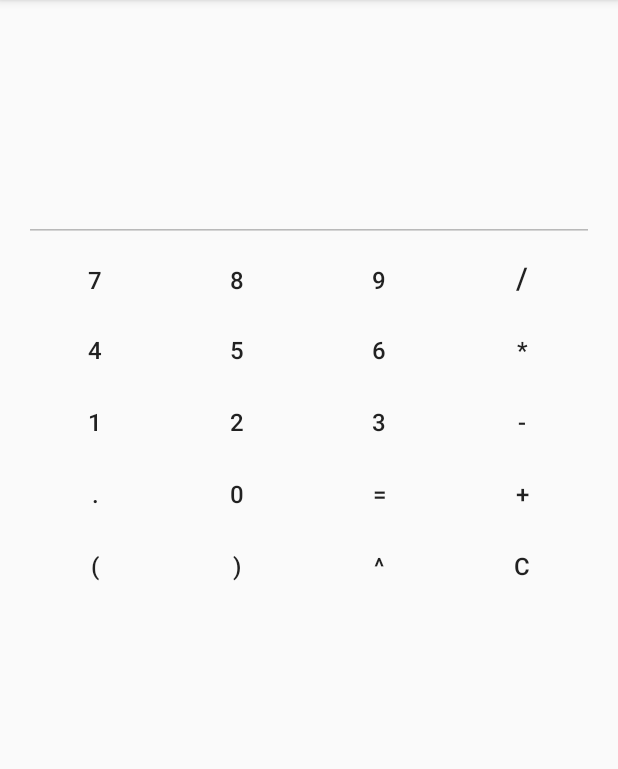
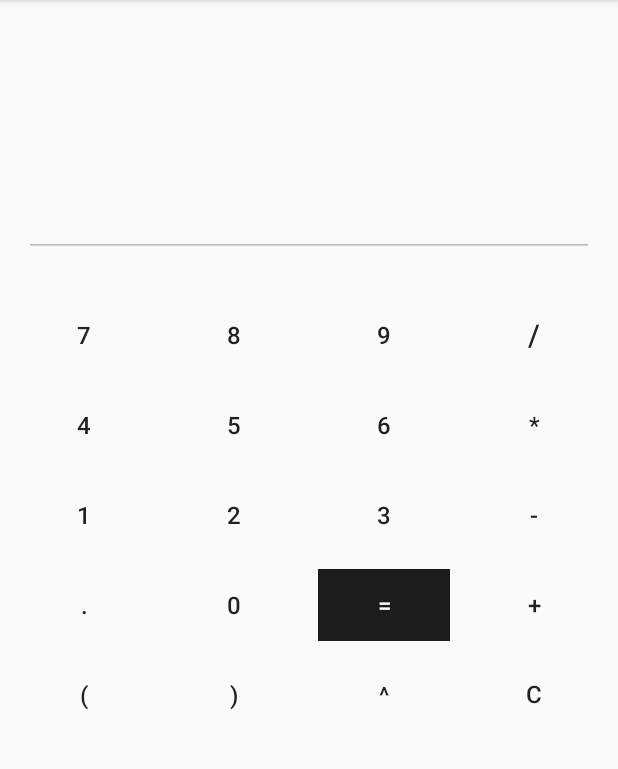
Before and after one commit to if710/2019-2-exercicio-1-calculadora-pamella, an Android app: the screen it shows after launch (MainActivity), on a phone screen of 412 x 824 dp, the part 84-853 px from its top. Run offline under Robolectric (Android 15) with nearby library versions, the phone set to English and light mode, and no system bars; libraries missing offline, so code that uses them is left out: br.ufpe.cin.

Commit message:
Add implementation of topic 1

```diff
--- a/calculadora/app/src/main/res/layout/activity_main.xml
+++ b/calculadora/app/src/main/res/layout/activity_main.xml
@@ -1,22 +1,24 @@
 <?xml version="1.0" encoding="utf-8"?>
-<LinearLayout xmlns:android="http://schemas.android.com/apk/res/android"
+<androidx.constraintlayout.widget.ConstraintLayout xmlns:android="http://schemas.android.com/apk/res/android"
+                                                   xmlns:app="http://schemas.android.com/apk/res-auto"
                                                    xmlns:tools="http://schemas.android.com/tools"
                                                    android:id="@+id/main_container"
                                                    android:layout_width="match_parent"
                                                    android:layout_height="match_parent"
-              android:orientation="vertical"
-              android:paddingBottom="@dimen/activity_vertical_margin"
-              android:paddingLeft="@dimen/activity_horizontal_margin"
-              android:paddingRight="@dimen/activity_horizontal_margin"
-              android:paddingTop="@dimen/activity_vertical_margin"
                                                    tools:context="br.ufpe.cin.android.calculadora.MainActivity">
 
     <TextView
             android:id="@+id/text_info"
             android:layout_width="match_parent"
             android:layout_height="wrap_content"
-            android:layout_marginBottom="30dp"
-            android:textSize="30sp" />
+            android:textSize="30sp"
+            app:layout_constraintTop_toTopOf="parent"
+            app:layout_constraintStart_toStartOf="parent"
+            app:layout_constraintEnd_toEndOf="parent"
+            android:layout_marginTop="32dp"
+            android:layout_marginStart="16dp"
+            android:layout_marginEnd="16dp"
+            app:layout_constraintHorizontal_bias="1.0"/>
 
     <EditText
             android:id="@+id/text_calc"
@@ -28,12 +30,11 @@
             android:inputType="text"
             android:lines="2"
             android:maxLines="2"
-            android:textSize="40sp" />
-
-    <LinearLayout
-            android:layout_width="match_parent"
-            android:layout_height="wrap_content"
-            android:orientation="horizontal">
+            android:textSize="40sp"
+            app:layout_constraintTop_toBottomOf="@+id/text_info"
+            android:layout_marginTop="24dp" android:layout_marginStart="16dp"
+            app:layout_constraintStart_toStartOf="parent" app:layout_constraintHorizontal_bias="0.5"
+            android:layout_marginEnd="16dp" app:layout_constraintEnd_toEndOf="parent"/>
 
     <Button
             android:id="@+id/btn_7"
@@ -42,7 +43,10 @@
             android:layout_height="wrap_content"
             android:layout_weight="1"
             android:text="7"
-                android:textSize="16sp" />
+            android:textSize="16sp" android:layout_marginTop="28dp"
+            app:layout_constraintTop_toBottomOf="@+id/text_calc" android:layout_marginStart="8dp"
+            app:layout_constraintStart_toStartOf="parent" app:layout_constraintHorizontal_bias="0.5"
+            app:layout_constraintEnd_toStartOf="@+id/btn_8"/>
 
     <Button
             android:id="@+id/btn_8"
@@ -51,7 +55,10 @@
             android:layout_height="wrap_content"
             android:layout_weight="1"
             android:text="8"
-                android:textSize="16sp" />
+            android:textSize="16sp"
+            app:layout_constraintStart_toEndOf="@+id/btn_7" android:layout_marginStart="8dp"
+            android:layout_marginTop="28dp" app:layout_constraintTop_toBottomOf="@+id/text_calc"
+            app:layout_constraintHorizontal_bias="0.5" app:layout_constraintEnd_toStartOf="@+id/btn_9"/>
 
     <Button
             android:id="@+id/btn_9"
@@ -60,7 +67,10 @@
             android:layout_height="wrap_content"
             android:layout_weight="1"
             android:text="9"
-                android:textSize="16sp" />
+            android:textSize="16sp"
+            app:layout_constraintStart_toEndOf="@+id/btn_8" android:layout_marginStart="8dp"
+            android:layout_marginTop="28dp" app:layout_constraintTop_toBottomOf="@+id/text_calc"
+            app:layout_constraintHorizontal_bias="0.5" app:layout_constraintEnd_toStartOf="@+id/btn_Divide"/>
 
     <Button
             android:id="@+id/btn_Divide"
@@ -69,13 +79,11 @@
             android:layout_height="wrap_content"
             android:layout_weight="1"
             android:text="/"
-                android:textSize="20sp" />
-    </LinearLayout>
-
-    <LinearLayout
-            android:layout_width="match_parent"
-            android:layout_height="wrap_content"
-            android:orientation="horizontal">
+            android:textSize="20sp"
+            app:layout_constraintStart_toEndOf="@+id/btn_9" android:layout_marginStart="8dp"
+            android:layout_marginTop="28dp" app:layout_constraintTop_toBottomOf="@+id/text_calc"
+            android:layout_marginEnd="8dp" app:layout_constraintEnd_toEndOf="parent"
+            app:layout_constraintHorizontal_bias="0.5"/>
 
     <Button
             android:id="@+id/btn_4"
@@ -84,7 +92,10 @@
             android:layout_height="wrap_content"
             android:layout_weight="1"
             android:text="4"
-                android:textSize="16sp" />
+            android:textSize="16sp" android:layout_marginTop="12dp"
+            app:layout_constraintTop_toBottomOf="@+id/btn_7" android:layout_marginStart="8dp"
+            app:layout_constraintStart_toStartOf="parent" app:layout_constraintHorizontal_bias="0.5"
+            app:layout_constraintEnd_toStartOf="@+id/btn_5"/>
 
     <Button
             android:id="@+id/btn_5"
@@ -93,7 +104,10 @@
             android:layout_height="wrap_content"
             android:layout_weight="1"
             android:text="5"
-                android:textSize="16sp" />
+            android:textSize="16sp"
+            app:layout_constraintStart_toEndOf="@+id/btn_4" android:layout_marginStart="8dp"
+            android:layout_marginTop="12dp" app:layout_constraintTop_toBottomOf="@+id/btn_8"
+            app:layout_constraintHorizontal_bias="0.5" app:layout_constraintEnd_toStartOf="@+id/btn_6"/>
 
     <Button
             android:id="@+id/btn_6"
@@ -102,7 +116,10 @@
             android:layout_height="wrap_content"
             android:layout_weight="1"
             android:text="6"
-                android:textSize="16sp" />
+            android:textSize="16sp" android:layout_marginTop="12dp"
+            app:layout_constraintTop_toBottomOf="@+id/btn_9" app:layout_constraintStart_toEndOf="@+id/btn_5"
+            android:layout_marginStart="8dp" app:layout_constraintHorizontal_bias="0.5"
+            app:layout_constraintEnd_toStartOf="@+id/btn_Multiply"/>
 
     <Button
             android:id="@+id/btn_Multiply"
@@ -111,13 +128,11 @@
             android:layout_height="wrap_content"
             android:layout_weight="1"
             android:text="*"
-                android:textSize="16sp" />
-    </LinearLayout>
-
-    <LinearLayout
-            android:layout_width="match_parent"
-            android:layout_height="wrap_content"
-            android:orientation="horizontal">
+            android:textSize="16sp" android:layout_marginTop="12dp"
+            app:layout_constraintTop_toBottomOf="@+id/btn_Divide" app:layout_constraintStart_toEndOf="@+id/btn_6"
+            android:layout_marginStart="8dp"
+            android:layout_marginEnd="8dp" app:layout_constraintEnd_toEndOf="parent"
+            app:layout_constraintHorizontal_bias="0.5"/>
 
     <Button
             android:id="@+id/btn_1"
@@ -126,7 +141,10 @@
             android:layout_height="wrap_content"
             android:layout_weight="1"
             android:text="1"
-                android:textSize="16sp" />
+            android:textSize="16sp" android:layout_marginStart="8dp"
+            app:layout_constraintStart_toStartOf="parent" android:layout_marginTop="12dp"
+            app:layout_constraintTop_toBottomOf="@+id/btn_4" app:layout_constraintHorizontal_bias="0.5"
+            app:layout_constraintEnd_toStartOf="@+id/btn_2"/>
 
     <Button
             android:id="@+id/btn_2"
@@ -135,7 +153,10 @@
             android:layout_height="wrap_content"
             android:layout_weight="1"
             android:text="2"
-                android:textSize="16sp" />
+            android:textSize="16sp"
+            app:layout_constraintStart_toEndOf="@+id/btn_1" android:layout_marginStart="8dp"
+            android:layout_marginTop="12dp" app:layout_constraintTop_toBottomOf="@+id/btn_5"
+            app:layout_constraintHorizontal_bias="0.5" app:layout_constraintEnd_toStartOf="@+id/btn_3"/>
 
     <Button
             android:id="@+id/btn_3"
@@ -144,7 +165,10 @@
             android:layout_height="wrap_content"
             android:layout_weight="1"
             android:text="3"
-                android:textSize="16sp" />
+            android:textSize="16sp" android:layout_marginTop="12dp"
+            app:layout_constraintTop_toBottomOf="@+id/btn_6" app:layout_constraintStart_toEndOf="@+id/btn_2"
+            android:layout_marginStart="8dp" app:layout_constraintHorizontal_bias="0.5"
+            app:layout_constraintEnd_toStartOf="@+id/btn_Subtract"/>
 
     <Button
             android:id="@+id/btn_Subtract"
@@ -153,14 +177,11 @@
             android:layout_height="wrap_content"
             android:layout_weight="1"
             android:text="-"
-                android:textSize="16sp" />
-
-    </LinearLayout>
-
-    <LinearLayout
-            android:layout_width="match_parent"
-            android:layout_height="wrap_content"
-            android:orientation="horizontal">
+            android:textSize="16sp"
+            app:layout_constraintStart_toEndOf="@+id/btn_3" android:layout_marginStart="8dp"
+            android:layout_marginTop="12dp" app:layout_constraintTop_toBottomOf="@+id/btn_Multiply"
+            android:layout_marginEnd="8dp" app:layout_constraintEnd_toEndOf="parent"
+            app:layout_constraintHorizontal_bias="0.5"/>
 
     <Button
             android:id="@+id/btn_Dot"
@@ -169,7 +190,10 @@
             android:layout_height="wrap_content"
             android:layout_weight="1"
             android:text="."
-                android:textSize="16sp" />
+            android:textSize="16sp" android:layout_marginTop="12dp"
+            app:layout_constraintTop_toBottomOf="@+id/btn_1" app:layout_constraintStart_toStartOf="parent"
+            android:layout_marginStart="8dp" app:layout_constraintHorizontal_bias="0.5"
+            app:layout_constraintEnd_toStartOf="@+id/btn_0"/>
 
     <Button
             android:id="@+id/btn_0"
@@ -178,7 +202,10 @@
             android:layout_height="wrap_content"
             android:layout_weight="1"
             android:text="0"
-                android:textSize="16sp" />
+            android:textSize="16sp"
+            app:layout_constraintStart_toEndOf="@+id/btn_Dot" android:layout_marginStart="8dp"
+            android:layout_marginTop="12dp" app:layout_constraintTop_toBottomOf="@+id/btn_2"
+            app:layout_constraintHorizontal_bias="0.5" app:layout_constraintEnd_toStartOf="@+id/btn_Equal"/>
 
     <Button
             android:id="@+id/btn_Equal"
@@ -187,7 +214,12 @@
             android:layout_height="wrap_content"
             android:layout_weight="1"
             android:text="="
-                android:textSize="16sp" />
+            android:textSize="16sp"
+            android:background="#1c1c1c"
+            android:textColor="#ffffff"
+            app:layout_constraintStart_toEndOf="@+id/btn_0" android:layout_marginStart="8dp"
+            android:layout_marginTop="12dp" app:layout_constraintTop_toBottomOf="@+id/btn_3"
+            app:layout_constraintHorizontal_bias="0.5" app:layout_constraintEnd_toStartOf="@+id/btn_Add"/>
 
     <Button
             android:id="@+id/btn_Add"
@@ -196,13 +228,11 @@
             android:layout_height="wrap_content"
             android:layout_weight="1"
             android:text="+"
-                android:textSize="16sp" />
-    </LinearLayout>
-
-    <LinearLayout
-            android:layout_width="match_parent"
-            android:layout_height="wrap_content"
-            android:orientation="horizontal">
+            android:textSize="16sp"
+            app:layout_constraintStart_toEndOf="@+id/btn_Equal" android:layout_marginStart="8dp"
+            android:layout_marginTop="12dp" app:layout_constraintTop_toBottomOf="@+id/btn_Subtract"
+            android:layout_marginEnd="8dp" app:layout_constraintEnd_toEndOf="parent"
+            app:layout_constraintHorizontal_bias="0.5"/>
 
     <Button
             android:id="@+id/btn_LParen"
@@ -211,7 +241,10 @@
             android:layout_height="wrap_content"
             android:layout_weight="1"
             android:text="("
-                android:textSize="16sp" />
+            android:textSize="16sp" android:layout_marginTop="12dp"
+            app:layout_constraintTop_toBottomOf="@+id/btn_Dot"
+            android:layout_marginStart="8dp" app:layout_constraintStart_toStartOf="parent"
+            app:layout_constraintHorizontal_bias="0.5" app:layout_constraintEnd_toStartOf="@+id/btn_RParen"/>
 
     <Button
             android:id="@+id/btn_RParen"
@@ -220,7 +253,10 @@
             android:layout_height="wrap_content"
             android:layout_weight="1"
             android:text=")"
-                android:textSize="16sp" />
+            android:textSize="16sp"
+            app:layout_constraintStart_toEndOf="@+id/btn_LParen" android:layout_marginStart="8dp"
+            android:layout_marginTop="12dp" app:layout_constraintTop_toBottomOf="@+id/btn_0"
+            app:layout_constraintHorizontal_bias="0.5" app:layout_constraintEnd_toStartOf="@+id/btn_Power"/>
 
     <Button
             android:id="@+id/btn_Power"
@@ -229,15 +265,23 @@
             android:layout_height="wrap_content"
             android:layout_weight="1"
             android:text="^"
-                android:textSize="16sp" />
+            android:textSize="16sp"
+            app:layout_constraintStart_toEndOf="@+id/btn_RParen" android:layout_marginStart="8dp"
+            android:layout_marginTop="12dp" app:layout_constraintTop_toBottomOf="@+id/btn_Equal"
+            app:layout_constraintHorizontal_bias="0.5" app:layout_constraintEnd_toStartOf="@+id/btn_Clear"/>
 
     <Button
             android:id="@+id/btn_Clear"
             style="@style/Widget.AppCompat.Button.Borderless"
             android:layout_width="wrap_content"
-                android:layout_height="wrap_content"
+            android:layout_height="46dp"
             android:layout_weight="1"
             android:text="C"
-                android:textSize="16sp" />
-    </LinearLayout>
-</LinearLayout>
+            android:textSize="16sp"
+            app:layout_constraintStart_toEndOf="@+id/btn_Power"
+            android:layout_marginTop="12dp" app:layout_constraintTop_toBottomOf="@+id/btn_Add"
+            android:layout_marginStart="8dp"
+            android:layout_marginEnd="8dp" app:layout_constraintEnd_toEndOf="parent"
+            app:layout_constraintHorizontal_bias="0.5"/>
+
+</androidx.constraintlayout.widget.ConstraintLayout>
```
Also changed, not shown: 1 other file. Lines whose indentation alone changed are shown as unchanged.
